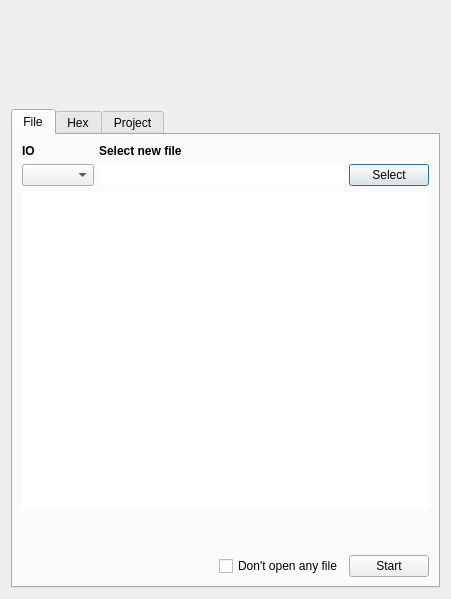
The window that src/dialogs/NewFileDialog.ui (radareorg/iaito) describes before a commit, drawn with Qt 5.
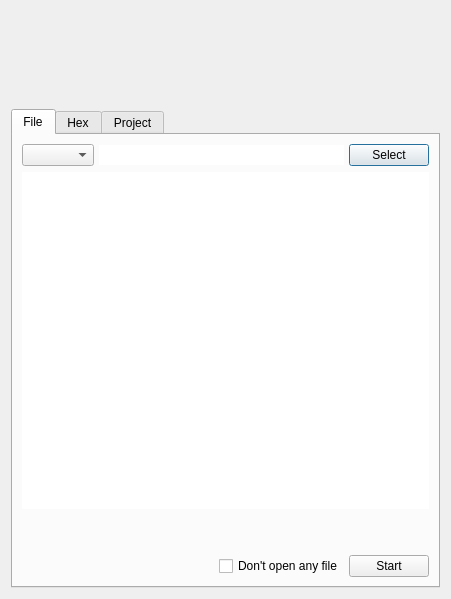
The same window after the commit. Custom widgets are drawn as their Qt base class.

Commit message: Show less useless text in the NewFileDialog

Diff of the .ui file:
```diff
--- a/src/dialogs/NewFileDialog.ui
+++ b/src/dialogs/NewFileDialog.ui
@@ -114,20 +114,7 @@
               <property name="horizontalSpacing">
                <number>5</number>
               </property>
-              <item row="0" column="1">
-               <widget class="QLabel" name="newFileLabel">
-                <property name="sizePolicy">
-                 <sizepolicy hsizetype="Preferred" vsizetype="Fixed">
-                  <horstretch>0</horstretch>
-                  <verstretch>0</verstretch>
-                 </sizepolicy>
-                </property>
-                <property name="text">
-                 <string>&lt;b&gt;Select new file&lt;b&gt;</string>
-                </property>
-               </widget>
-              </item>
-              <item row="1" column="2">
+              <item row="0" column="2">
                <widget class="QPushButton" name="selectFileButton">
                 <property name="sizePolicy">
                  <sizepolicy hsizetype="Fixed" vsizetype="Fixed">
@@ -140,7 +127,7 @@
                 </property>
                </widget>
               </item>
-              <item row="1" column="1">
+              <item row="0" column="1">
                <widget class="QLineEdit" name="newFileEdit">
                 <property name="frame">
                  <bool>false</bool>
@@ -150,16 +137,9 @@
                 </property>
                </widget>
               </item>
-              <item row="1" column="0">
+              <item row="0" column="0">
                <widget class="QComboBox" name="ioPlugin"/>
               </item>
-              <item row="0" column="0">
-               <widget class="QLabel" name="ioLabel">
-                <property name="text">
-                 <string>&lt;b&gt;IO&lt;/b&gt;</string>
-                </property>
-               </widget>
-              </item>
              </layout>
             </item>
             <item>
```
Left out of the diff: 13 changed lines with no effect on the pictures. The commit also changes 1 other file.
